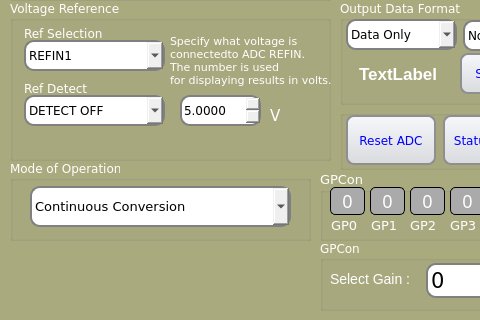
Qmax/PT6, file Testjig/ADCHighAccuracy/adhighaccuracy.ui: the form before one commit; both pictures show x 0 to 480 and y 280 to 600 of the 800 by 600 pixel window.
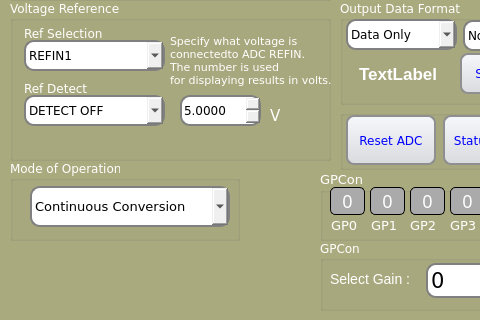
The form after the commit. Icons and pictures are not drawn.

Diff of the .ui file:
```diff
--- a/Testjig/ADCHighAccuracy/adhighaccuracy.ui
+++ b/Testjig/ADCHighAccuracy/adhighaccuracy.ui
@@ -4746,7 +4746,7 @@
     <rect>
      <x>10</x>
      <y>440</y>
-     <width>301</width>
+     <width>230</width>
      <height>81</height>
     </rect>
    </property>
@@ -4856,7 +4856,7 @@
      <rect>
       <x>20</x>
       <y>26</y>
-      <width>261</width>
+      <width>200</width>
       <height>41</height>
      </rect>
     </property>
@@ -17109,6 +17109,43 @@
     </property>
    </widget>
   </widget>
+  <widget class="QPushButton" name="settings">
+   <property name="geometry">
+    <rect>
+     <x>240</x>
+     <y>450</y>
+     <width>70</width>
+     <height>70</height>
+    </rect>
+   </property>
+   <property name="font">
+    <font>
+     <weight>75</weight>
+     <italic>false</italic>
+     <bold>true</bold>
+    </font>
+   </property>
+   <property name="focusPolicy">
+    <enum>Qt::NoFocus</enum>
+   </property>
+   <property name="styleSheet">
+    <string notr="true">QPushButton {
+         border: 2px solid rgba(0,0,0,0);
+         border-radius: 25px;
+         background-color: rgba(0,0,0,0);image: url(:/settings-icon.png);
+     }
+</string>
+   </property>
+   <property name="text">
+    <string/>
+   </property>
+   <property name="iconSize">
+    <size>
+     <width>60</width>
+     <height>60</height>
+    </size>
+   </property>
+  </widget>
  </widget>
  <layoutdefault spacing="6" margin="11"/>
  <resources/>
```
